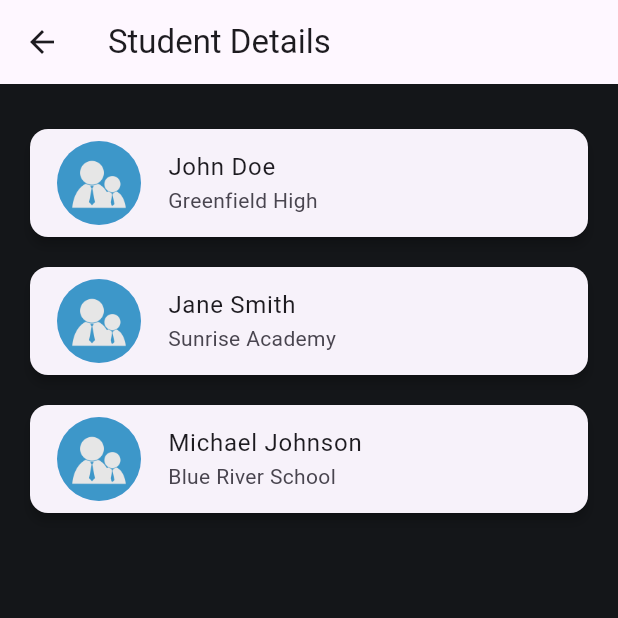
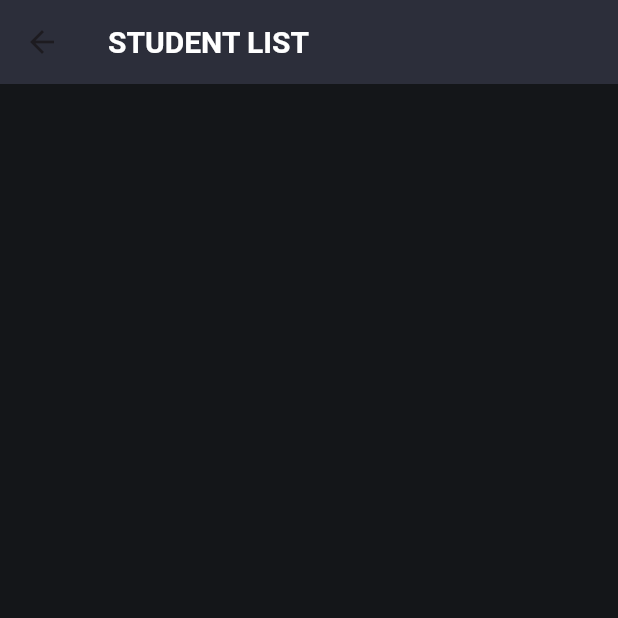
Before and after one commit to jethu003/student_management_getx, a Flutter app: the screen it shows after launch, after a tap on the "list" icon, on a phone screen of 412 x 824 dp, the top half of it. Run offline on Flutter 3.47's test engine with Material 3 defaults, Android fonts, the phone set to English and light mode, and no system bars; our stand-ins replace get, image_picker, permission_handler, sqflite; accounts and stored records are empty.

Commit message:
Fixed deletion issue, added edit screen, and updated database functions

```diff
--- a/lib/data_base/db_functions.dart
+++ b/lib/data_base/db_functions.dart
@@ -1,35 +1,32 @@
 import 'package:sqflite/sqflite.dart';
 import 'package:student_management/data_base_model/student_model.dart';
 
-
-
-class DatabaseHelper{
-  static const _databaseVersion =1;
+class DatabaseHelper {
+  static const _databaseVersion = 1;
   static const table = 'students';
   static const columnId = '_id';
-  static const columnName= 'name';
+  static const columnName = 'name';
   static const columnSchoolname = 'schoolname';
   static const columnFathername = 'fathername';
   static const columnAge = 'Age';
   static const columnProfilePicture = 'profile_picture';
 
-
-
-  static Database?  _database;
-  Future <Database> get database async{
-    if(_database!=null) return _database!;
+  static Database? _database;
+  Future<Database> get database async {
+    if (_database != null) return _database!;
     _database = await _initDatabase();
     return _database!;
   }
 
-  Future <Database> _initDatabase()async{
+  Future<Database> _initDatabase() async {
     return await openDatabase(
       'student.db',
       version: _databaseVersion,
       onCreate: _onCreate,
     );
   }
-  Future<void> _onCreate(Database db, int version)async{
+
+  Future<void> _onCreate(Database db, int version) async {
     await db.execute('''
    CREATE TABLE $table (
         $columnId INTEGER PRIMARY KEY AUTOINCREMENT,
@@ -40,9 +37,9 @@ class DatabaseHelper{
         $columnProfilePicture TEXT NOT NULL
       )
       ''');
+  }
 
-  }
-  Future <int> insertStudent(Student student)async{
+  Future<int> insertStudent(Student student) async {
     final db = await database;
     return await db.insert(table, {
       columnName: student.name,
@@ -50,15 +47,23 @@ class DatabaseHelper{
       columnFathername: student.fathername,
       columnAge: student.age,
       columnProfilePicture: student.profilePicturePath,
+    });
   }
 
-    );
+  Future<List<Student>> getStudent() async {
+    final db = await database;
+    final List<Map<String, dynamic>> maps = await db.query(table);
+    return List.generate(
+        maps.length,
+        (index) => Student(
+            id: maps[index][columnId],
+            name: maps[index][columnName],
+            schoolname: maps[index][columnSchoolname],
+            fathername: maps[index][columnFathername],
+            age: maps[index][columnAge],
+            profilePicturePath: maps[index][columnProfilePicture]));
   }
-  Future<List<Student>> getStudent()async{
-    final db = await database;
-    final List<Map<String,dynamic>> maps = await db.query(table);
-    return List.generate(maps.length, (index) => Student(id: maps[index][columnId], name: maps[index][columnName], schoolname: maps[index][columnSchoolname], fathername:  maps[index][columnFathername], age:  maps[index][columnAge], profilePicturePath:  maps[index][columnProfilePicture]));
-  }
+
   Future<int> updateStudent(Student student) async {
     final db = await database;
     return await db.update(
@@ -74,13 +79,16 @@ class DatabaseHelper{
       whereArgs: [student.id],
     );
   }
+
  Future<int> deleteStudent(int id) async {
   final db = await database;
-    return await db.delete(
+  int result = await db.delete(
     table,
     where: '$columnId = ?',
     whereArgs: [id],
   );
+  print("Deleted $result record(s)"); // Debug log
+  return result;
 }
 
 }
--- /dev/null
+++ b/lib/getx/student_cotroller.dart
@@ -0,0 +1,35 @@
+import 'package:get/get.dart';
+import 'package:student_management/data_base/db_functions.dart';
+import 'package:student_management/data_base_model/student_model.dart';
+
+class StudentController extends GetxController {
+  var students = <Student>[].obs;
+  final DatabaseHelper dbHelper = DatabaseHelper();
+
+  @override
+  void onInit() {
+    super.onInit();
+    loadStudents();
+  }
+
+  Future<void> loadStudents() async {
+    final data = await dbHelper.getStudent();
+    students.assignAll(data);
+  }
+
+  Future<void> addStudent(Student student) async {
+    await dbHelper.insertStudent(student);
+    loadStudents();
+  }
+
+
+  Future<void> deleteStudent(int id) async {
+    await dbHelper.deleteStudent(id);
+    loadStudents();
+  }
+
+  Future<void> updateStudent(int index, Student updatedStudent) async {
+    await dbHelper.updateStudent(updatedStudent);
+    loadStudents();
+  }
+}
--- a/lib/main.dart
+++ b/lib/main.dart
@@ -1,9 +1,12 @@
 import 'package:flutter/material.dart';
+import 'package:get/get.dart';
+import 'package:student_management/getx/student_cotroller.dart';
 
-import 'package:student_management/screens/home_screen.dart';
+import 'package:student_management/screens/splash_screen.dart';
 
 Future<void> main() async {
   WidgetsFlutterBinding.ensureInitialized();
+  Get.put(StudentController());
 
   runApp(const MyApp());
 }
@@ -13,14 +16,14 @@ class MyApp extends StatelessWidget {
 
   @override
   Widget build(BuildContext context) {
-    return MaterialApp(
+    return GetMaterialApp(
       debugShowCheckedModeBanner: false,
-      title: 'Flutter Demo',
+      title: 'students app',
       theme: ThemeData(
         primaryColor: const Color(0xFF141619),
         scaffoldBackgroundColor: const Color(0xFF141619),
       ),
-      home: const HomeScreen(),
+      home: const SplashScreen(),
     );
   }
 }
--- a/lib/screens/splash_screen.dart
+++ b/lib/screens/splash_screen.dart
@@ -0,0 +1,53 @@
+import 'package:flutter/material.dart';
+import 'home_screen.dart';
+
+class SplashScreen extends StatefulWidget {
+  const SplashScreen({super.key});
+
+  @override
+  _SplashScreenState createState() => _SplashScreenState();
+}
+
+class _SplashScreenState extends State<SplashScreen> {
+  @override
+  void initState() {
+    super.initState();
+
+    // Delay for 3 seconds and navigate to HomeScreen
+    Future.delayed(const Duration(seconds: 3), () {
+      Navigator.pushReplacement(
+        context,
+        MaterialPageRoute(builder: (context) => const HomeScreen()),
+      );
+    });
+  }
+
+  @override
+  Widget build(BuildContext context) {
+    return Scaffold(
+      backgroundColor: const Color(0xFF2C2E3A),
+      body: Center(
+        child: Column(
+          mainAxisAlignment: MainAxisAlignment.center,
+          children: [
+            const SizedBox(height: 20),
+            Image.asset(
+              'assets/logo.png',
+              height: 150,
+              width: 150,
+            ),
+            const SizedBox(height: 40),
+            const Text(
+              'Student Management App',
+              style: TextStyle(
+                color: Colors.white,
+                fontSize: 28,
+                fontWeight: FontWeight.bold,
+              ),
+            ),
+          ],
+        ),
+      ),
+    );
+  }
+}
--- a/lib/screens/student_detailscreen.dart
+++ b/lib/screens/student_detailscreen.dart
@@ -1,58 +1,79 @@
+import 'dart:io';
 import 'package:flutter/material.dart';
+import 'package:get/get.dart';
+import 'package:student_management/getx/student_cotroller.dart';
+import 'package:student_management/screens/edit_student_screen.dart';
+import 'package:student_management/screens/profile_screen.dart';
 
 class StudentDetailscreen extends StatelessWidget {
+  final StudentController studentController = Get.find<StudentController>();
+
   StudentDetailscreen({super.key});
-
-  final List<Map<String, String>> students = [
-    {
-      'name': 'John Doe',
-      'school': 'Greenfield High',
-      'profilePicturePath': 'assets/logo.png',
-    },
-    {
-      'name': 'Jane Smith',
-      'school': 'Sunrise Academy',
-      'profilePicturePath': 'assets/logo.png',
-    },
-    {
-      'name': 'Michael Johnson',
-      'school': 'Blue River School',
-      'profilePicturePath': 'assets/logo.png',
-    },
-  ];
 
   @override
   Widget build(BuildContext context) {
     return Scaffold(
       appBar: AppBar(
-        title: const Text('Student Details'),
+        backgroundColor: const Color(0xFF2C2E3A),
+        title: const Text(
+          'STUDENT LIST',
+          style: TextStyle(
+              color: Colors.white, fontWeight: FontWeight.bold, fontSize: 20),
+        ),
       ),
       body: SafeArea(
         child: Padding(
           padding: const EdgeInsets.all(20),
-          child: ListView.builder(
-            itemCount: students.length, // number of students in the list
+          child: Obx(
+            () => ListView.builder(
+              itemCount: studentController.students.length,
               itemBuilder: (context, index) {
-              final student = students[index];
+                var student = studentController.students[index];
                 return Card(
-                elevation: 3,
-                margin: const EdgeInsets.symmetric(vertical: 10),
                   child: ListTile(
+                    onTap: () {
+                      Get.to(ProfileScreen(index: index));
+                    },
                     leading: CircleAvatar(
-                    radius: 30,
-                    backgroundImage: AssetImage(student['profilePicturePath']!),
+                      backgroundImage:
+                          FileImage(File(student.profilePicturePath)),
                     ),
-                  title: Text(student['name']!),
-                  subtitle: Text(student['school']!),
-                  onTap: () {
-
+                    title: Text(student.name),
+                    subtitle: Text('School: ${student.schoolname}'),
+                    trailing: Row(
+                      mainAxisSize: MainAxisSize.min,
+                      children: [
+                        IconButton(
+                          icon: const Icon(Icons.edit),
+                          onPressed: () {
+                            Get.to(EditStudentScreen(index: index));
                           },
+                        ),
+                        IconButton(
+                          icon: const Icon(Icons.delete),
+                          onPressed: () {
+                            Get.defaultDialog(
+                              title: 'Delete Student',
+                              middleText:
+                                  'Are you sure you want to delete ${student.name}?',
+                              confirmTextColor: Colors.white,
+                              onConfirm: () {
+                                studentController.deleteStudent(student.id);
+                                Get.back();
+                              },
+                              onCancel: () {},
+                            );
+                          },
+                        ),
+                      ],
+                    ),
                   ),
                 );
               },
             ),
           ),
         ),
+      ),
     );
   }
 }
```
Also changed, not shown: lib/screens/edit_student_screen.dart (added, +171 -0 lines), lib/screens/home_screen.dart (+39 -37 lines), lib/screens/profile_screen.dart (+75 -0 lines). Lines whose indentation alone changed are shown as unchanged.
